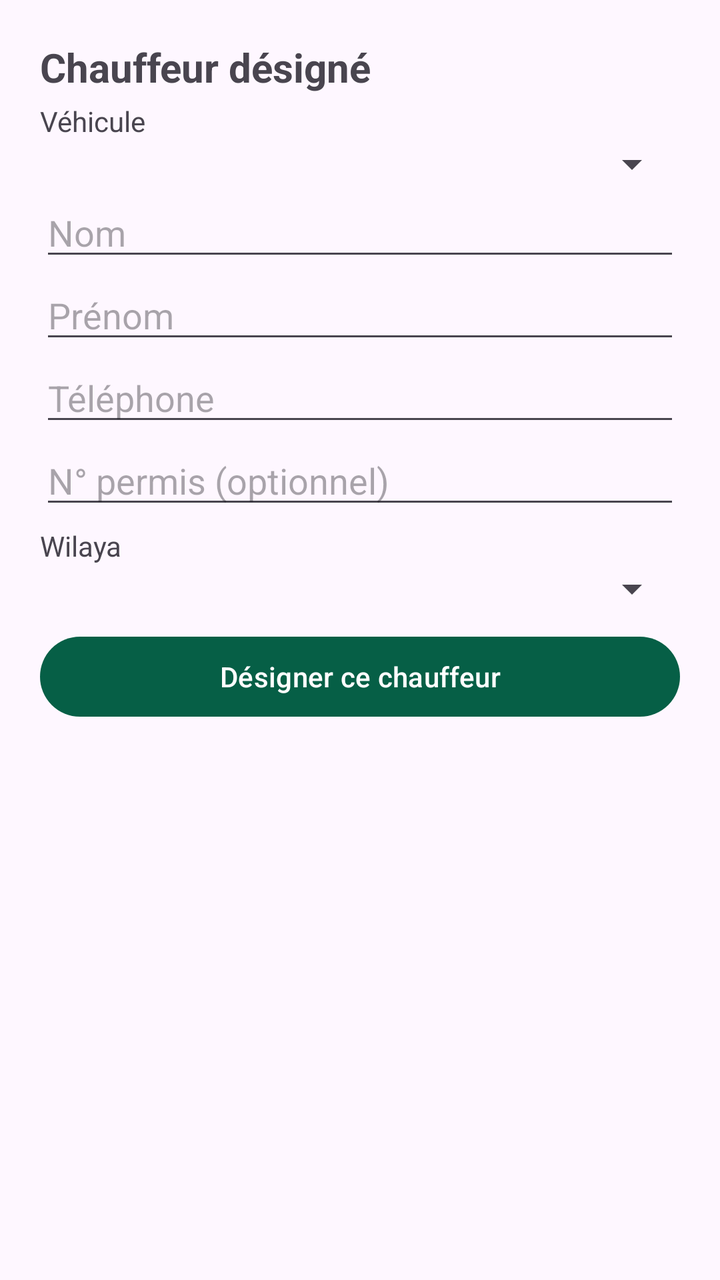
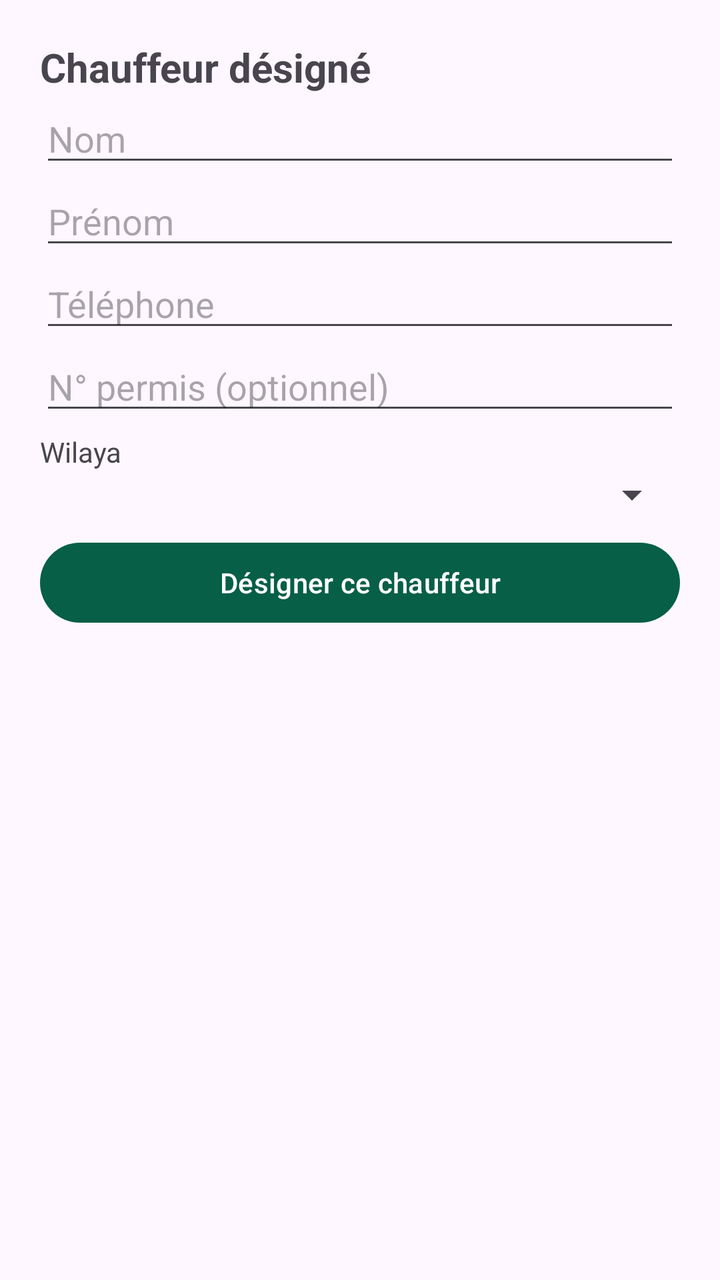

Two renders of the same Android screen: before a commit and after it. Below are the layout's source before the change and the commit's diff.
<!-- AndroidManifest.xml: application theme Theme.CarFleetDevice -->
<!-- res/layout/fragment_driver.xml -->
<?xml version="1.0" encoding="utf-8"?>
<ScrollView xmlns:android="http://schemas.android.com/apk/res/android"
    android:layout_width="match_parent"
    android:layout_height="match_parent"
    android:padding="20dp">

    <LinearLayout
        android:layout_width="match_parent"
        android:layout_height="wrap_content"
        android:orientation="vertical">

        <TextView
            android:layout_width="wrap_content"
            android:layout_height="wrap_content"
            android:text="Chauffeur désigné"
            android:textSize="20sp"
            android:textStyle="bold" />

        <TextView
            android:layout_width="wrap_content"
            android:layout_height="wrap_content"
            android:layout_marginTop="4dp"
            android:text="Véhicule" />

        <Spinner
            android:id="@+id/spVeh"
            android:layout_width="match_parent"
            android:layout_height="wrap_content" />

        <EditText
            android:id="@+id/etNom"
            android:layout_width="match_parent"
            android:layout_height="wrap_content"
            android:hint="Nom"
            android:inputType="textPersonName" />

        <EditText
            android:id="@+id/etPrenom"
            android:layout_width="match_parent"
            android:layout_height="wrap_content"
            android:hint="Prénom"
            android:inputType="textPersonName" />

        <EditText
            android:id="@+id/etTel"
            android:layout_width="match_parent"
            android:layout_height="wrap_content"
            android:hint="Téléphone"
            android:inputType="phone" />

        <EditText
            android:id="@+id/etPermis"
            android:layout_width="match_parent"
            android:layout_height="wrap_content"
            android:hint="N° permis (optionnel)" />

        <TextView
            android:layout_width="wrap_content"
            android:layout_height="wrap_content"
            android:layout_marginTop="4dp"
            android:text="Wilaya" />

        <Spinner
            android:id="@+id/spWilaya"
            android:layout_width="match_parent"
            android:layout_height="wrap_content" />

        <Button
            android:id="@+id/btnAdd"
            android:layout_width="match_parent"
            android:layout_height="wrap_content"
            android:layout_marginTop="8dp"
            android:text="Désigner ce chauffeur" />

        <TextView
            android:id="@+id/tvErr"
            android:layout_width="match_parent"
            android:layout_height="wrap_content"
            android:layout_marginTop="8dp" />
    </LinearLayout>
</ScrollView>
<!-- resources referenced by this layout -->
<resources>
  <style name="Theme.CarFleetDevice" parent="Theme.Material3.DayNight.NoActionBar">
          <item name="colorPrimary">@color/green</item>
      </style>
  <color name="green">#065f46</color>
</resources>

<!-- the commit's change to res/layout/fragment_driver.xml (unified diff, before → after) -->
@@ -16,61 +16,123 @@
             android:textSize="20sp"
             android:textStyle="bold" />
 
-        <TextView
-            android:layout_width="wrap_content"
-            android:layout_height="wrap_content"
-            android:layout_marginTop="4dp"
-            android:text="Véhicule" />
-
-        <Spinner
-            android:id="@+id/spVeh"
-            android:layout_width="match_parent"
-            android:layout_height="wrap_content" />
-
-        <EditText
-            android:id="@+id/etNom"
+        
+        <LinearLayout
+            android:id="@+id/ficheCh"
             android:layout_width="match_parent"
             android:layout_height="wrap_content"
-            android:hint="Nom"
-            android:inputType="textPersonName" />
+            android:orientation="vertical"
+            android:visibility="gone">
 
-        <EditText
-            android:id="@+id/etPrenom"
+            <TextView
+                android:id="@+id/tvFiche"
+                android:layout_width="match_parent"
+                android:layout_height="wrap_content"
+                android:layout_marginTop="8dp"
+                android:textSize="16sp" />
+
+            <LinearLayout
+                android:id="@+id/editCh"
+                android:layout_width="match_parent"
+                android:layout_height="wrap_content"
+                android:orientation="vertical"
+                android:visibility="gone">
+
+                <EditText
+                    android:id="@+id/etNom2"
+                    android:layout_width="match_parent"
+                    android:layout_height="wrap_content"
+                    android:hint="Nom" />
+
+                <EditText
+                    android:id="@+id/etPrenom2"
+                    android:layout_width="match_parent"
+                    android:layout_height="wrap_content"
+                    android:hint="Prénom" />
+
+                <EditText
+                    android:id="@+id/etTel2"
+                    android:layout_width="match_parent"
+                    android:layout_height="wrap_content"
+                    android:hint="Téléphone"
+                    android:inputType="phone" />
+
+                <EditText
+                    android:id="@+id/etPermis2"
+                    android:layout_width="match_parent"
+                    android:layout_height="wrap_content"
+                    android:hint="N° permis" />
+
+                <Spinner
+                    android:id="@+id/spWilaya2"
+                    android:layout_width="match_parent"
+                    android:layout_height="wrap_content" />
+            </LinearLayout>
+
+            <Button
+                android:id="@+id/btnEditCh"
+                android:layout_width="match_parent"
+                android:layout_height="wrap_content"
+                android:layout_marginTop="8dp"
+                android:text="Modifier" />
+        </LinearLayout>
+
+        
+        <LinearLayout
+            android:id="@+id/formCh"
             android:layout_width="match_parent"
             android:layout_height="wrap_content"
-            android:hint="Prénom"
-            android:inputType="textPersonName" />
+            android:orientation="vertical">
 
-        <EditText
-            android:id="@+id/etTel"
-            android:layout_width="match_parent"
-            android:layout_height="wrap_content"
-            android:hint="Téléphone"
-            android:inputType="phone" />
+            <Spinner
+                android:id="@+id/spVeh"
+                android:layout_width="match_parent"
+                android:layout_height="wrap_content"
+                android:visibility="gone" />
 
-        <EditText
-            android:id="@+id/etPermis"
-            android:layout_width="match_parent"
-            android:layout_height="wrap_content"
-            android:hint="N° permis (optionnel)" />
+            <EditText
+                android:id="@+id/etNom"
+                android:layout_width="match_parent"
+                android:layout_height="wrap_content"
+                android:hint="Nom" />
 
-        <TextView
-            android:layout_width="wrap_content"
-            android:layout_height="wrap_content"
-            android:layout_marginTop="4dp"
-            android:text="Wilaya" />
+            <EditText
+                android:id="@+id/etPrenom"
+                android:layout_width="match_parent"
+                android:layout_height="wrap_content"
+                android:hint="Prénom" />
 
-        <Spinner
-            android:id="@+id/spWilaya"
-            android:layout_width="match_parent"
-            android:layout_height="wrap_content" />
+            <EditText
+                android:id="@+id/etTel"
+                android:layout_width="match_parent"
+                android:layout_height="wrap_content"
+                android:hint="Téléphone"
+                android:inputType="phone" />
 
-        <Button
-            android:id="@+id/btnAdd"
-            android:layout_width="match_parent"
-            android:layout_height="wrap_content"
-            android:layout_marginTop="8dp"
-            android:text="Désigner ce chauffeur" />
+            <EditText
+                android:id="@+id/etPermis"
+                android:layout_width="match_parent"
+                android:layout_height="wrap_content"
+                android:hint="N° permis (optionnel)" />
+
+            <TextView
+                android:layout_width="wrap_content"
+                android:layout_height="wrap_content"
+                android:layout_marginTop="4dp"
+                android:text="Wilaya" />
+
+            <Spinner
+                android:id="@+id/spWilaya"
+                android:layout_width="match_parent"
+                android:layout_height="wrap_content" />
+
+            <Button
+                android:id="@+id/btnAdd"
+                android:layout_width="match_parent"
+                android:layout_height="wrap_content"
+                android:layout_marginTop="8dp"
+                android:text="Désigner ce chauffeur" />
+        </LinearLayout>
 
         <TextView
             android:id="@+id/tvErr"
